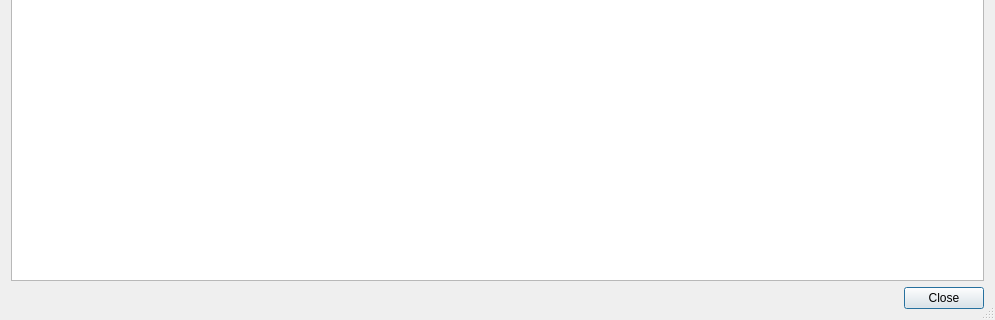
Qt form src/importorderdialog.ui (rgriebl/brickstore) before a commit; both pictures show x 0 to 995 and y 300 to 620 of the 995 by 620 pixel window.
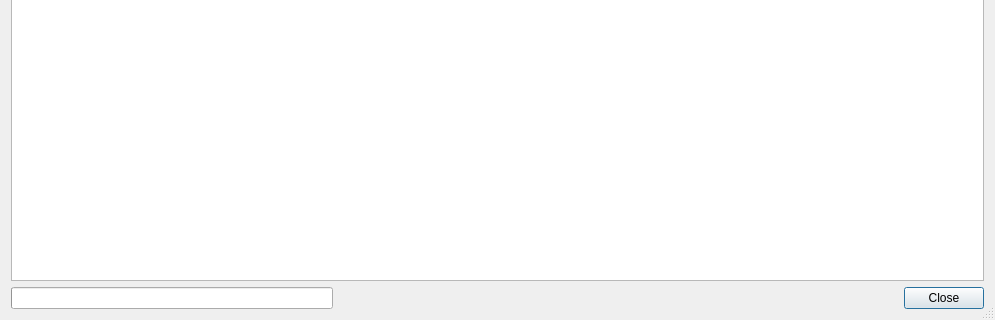
The same form after that commit. Icons and pictures are not drawn.

Commit message: Add progress bar to order imports

```diff
--- a/src/importorderdialog.ui
+++ b/src/importorderdialog.ui
@@ -115,6 +115,26 @@
    </item>
    <item>
     <layout class="QHBoxLayout" name="horizontalLayout_3">
+     <item>
+      <widget class="QProgressBar" name="w_progress">
+       <property name="format">
+        <string>%v / %m</string>
+       </property>
+      </widget>
+     </item>
+     <item>
+      <spacer name="horizontalSpacer_2">
+       <property name="orientation">
+        <enum>Qt::Horizontal</enum>
+       </property>
+       <property name="sizeHint" stdset="0">
+        <size>
+         <width>40</width>
+         <height>20</height>
+        </size>
+       </property>
+      </spacer>
+     </item>
      <item>
       <widget class="QDialogButtonBox" name="w_buttons">
        <property name="standardButtons">
```
The commit also changes 1 other file.
